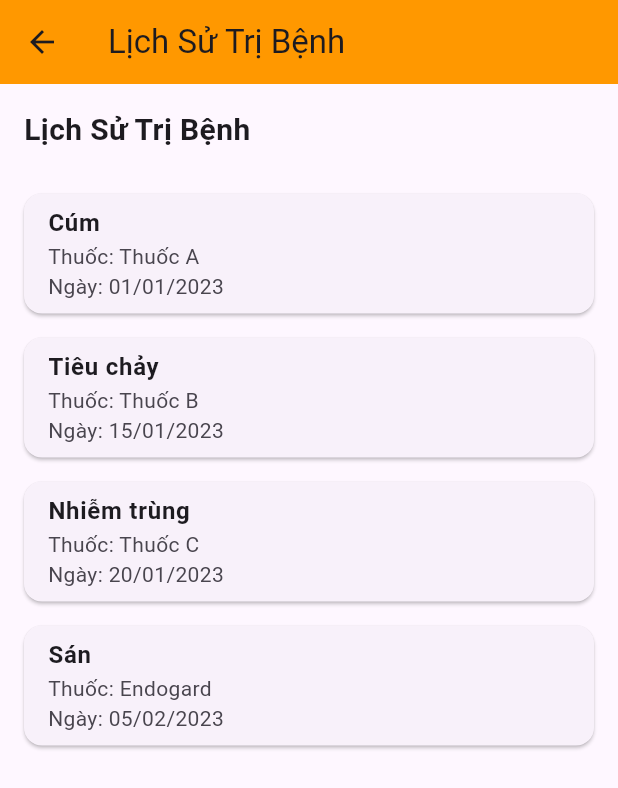
After one commit to QuangHung2801/PetCareApp, a Flutter app: the PetHealthScreen screen opened directly, after a tap on "Lịch sử điều trị bệnh", on a phone screen of 412 x 824 dp. The commit adds this screen. Shown: the top 788 px of the screen. Run offline on Flutter 3.47's test engine with Material 3 defaults, Android fonts, the phone set to English and light mode, and no system bars; network calls fail.

Commit message:
Cap nhat cac giao dien

```diff
--- a/lib/View/PetProfile/PetProfile.dart
+++ b/lib/View/PetProfile/PetProfile.dart
@@ -1,4 +1,9 @@
 import 'package:flutter/material.dart';
+import 'package:ungdungchamsocthucung/View/PetProfile/vaccine.dart';
+
+import 'ExternalParasites.dart';
+import 'Parasite.dart';
+import 'medicalHistory.dart';
 
 void main() => runApp(MyApp());
 
@@ -38,12 +43,12 @@ class PetHealthScreen extends StatelessWidget {
               crossAxisSpacing: 10.0,
               mainAxisSpacing: 10.0,
               children: [
-                _buildGridItem('Nội ký sinh', Icons.bug_report),
-                _buildGridItem('Ngoại ký sinh', Icons.bug_report_outlined),
-                _buildGridItem('Tiêm phòng Vaccine', Icons.vaccines),
-                _buildGridItem('Điều trị và phẫu thuật', Icons.local_hospital),
-                _buildGridItem('Lịch sử điều trị bệnh', Icons.history),
-                _buildGridItem('Thông tin thú cưng', Icons.pets),
+                _buildGridItem('Nội ký sinh', Icons.bug_report ,context, NoiKySinhScreen()),
+                _buildGridItem('Ngoại ký sinh', Icons.bug_report_outlined ,context, NgoaiKySinhScreen()),
+                _buildGridItem('Tiêm phòng Vaccine', Icons.vaccines,context, TiemPhongVaccineScreen()),
+                _buildGridItem('Điều trị và phẫu thuật', Icons.local_hospital,context, NoiKySinhScreen()),
+                _buildGridItem('Lịch sử điều trị bệnh', Icons.history,context, LichSuTriBenhScreen()),
+                _buildGridItem('Thông tin thú cưng', Icons.pets,context, NoiKySinhScreen()),
               ],
             ),
           ),
@@ -52,8 +57,15 @@ class PetHealthScreen extends StatelessWidget {
     );
   }
 
-  Widget _buildGridItem(String title, IconData icon) {
-    return Container(
+  Widget _buildGridItem(String title, IconData icon, BuildContext context, Widget destinationScreen) {
+    return GestureDetector(
+      onTap: () {
+        Navigator.push(
+          context,
+          MaterialPageRoute(builder: (context) => destinationScreen),
+        );
+      },
+      child: Container(
         decoration: BoxDecoration(
           color: Colors.orange,
           borderRadius: BorderRadius.circular(10.0),
@@ -70,6 +82,7 @@ class PetHealthScreen extends StatelessWidget {
             ),
           ],
         ),
+      ),
     );
   }
 }
--- /dev/null
+++ b/lib/View/PetProfile/medicalHistory.dart
@@ -0,0 +1,74 @@
+import 'package:flutter/material.dart';
+
+class LichSuTriBenhScreen extends StatelessWidget {
+  // Danh sách lịch sử trị bệnh mẫu
+  final List<TreatmentHistory> treatmentHistory = [
+    TreatmentHistory(
+      disease: 'Cúm',
+      date: '01/01/2023',
+      medication: 'Thuốc A',
+    ),
+    TreatmentHistory(
+      disease: 'Tiêu chảy',
+      date: '15/01/2023',
+      medication: 'Thuốc B',
+    ),
+    TreatmentHistory(
+      disease: 'Nhiễm trùng',
+      date: '20/01/2023',
+      medication: 'Thuốc C',
+    ),
+    TreatmentHistory(
+      disease: 'Sán',
+      date: '05/02/2023',
+      medication: 'Endogard',
+    ),
+  ];
+
+  @override
+  Widget build(BuildContext context) {
+    return Scaffold(
+      appBar: AppBar(
+        title: Text('Lịch Sử Trị Bệnh'),
+        backgroundColor: Colors.orange,
+      ),
+      body: Padding(
+        padding: const EdgeInsets.all(16.0),
+        child: ListView(
+          children: [
+            Text('Lịch Sử Trị Bệnh', style: TextStyle(fontSize: 20, fontWeight: FontWeight.bold)),
+            SizedBox(height: 20),
+            ListView.builder(
+              shrinkWrap: true,
+              physics: NeverScrollableScrollPhysics(),
+              itemCount: treatmentHistory.length,
+              itemBuilder: (context, index) {
+                final history = treatmentHistory[index];
+                return Card(
+                  margin: EdgeInsets.symmetric(vertical: 8),
+                  child: ListTile(
+                    title: Text('${history.disease}', style: TextStyle(fontWeight: FontWeight.bold)),
+                    subtitle: Text('Thuốc: ${history.medication}\nNgày: ${history.date}'),
+                  ),
+                );
+              },
+            ),
+          ],
+        ),
+      ),
+    );
+  }
+}
+
+// Model cho Lịch sử Trị Bệnh
+class TreatmentHistory {
+  final String disease;
+  final String date;
+  final String medication;
+
+  TreatmentHistory({
+    required this.disease,
+    required this.date,
+    required this.medication,
+  });
+}
```
Also changed, not shown: lib/View/PetProfile/ExternalParasites.dart (added, +138 -0 lines), lib/View/PetProfile/Parasite.dart (added, +129 -0 lines), lib/View/PetProfile/TreatmentAndSurgery.dart (added, +187 -0 lines), lib/View/PetProfile/vaccine.dart (added, +137 -0 lines), lib/View/PetProfile/MedicalRecord.dart (added), pubspec.lock. Lines whose indentation alone changed are shown as unchanged.
